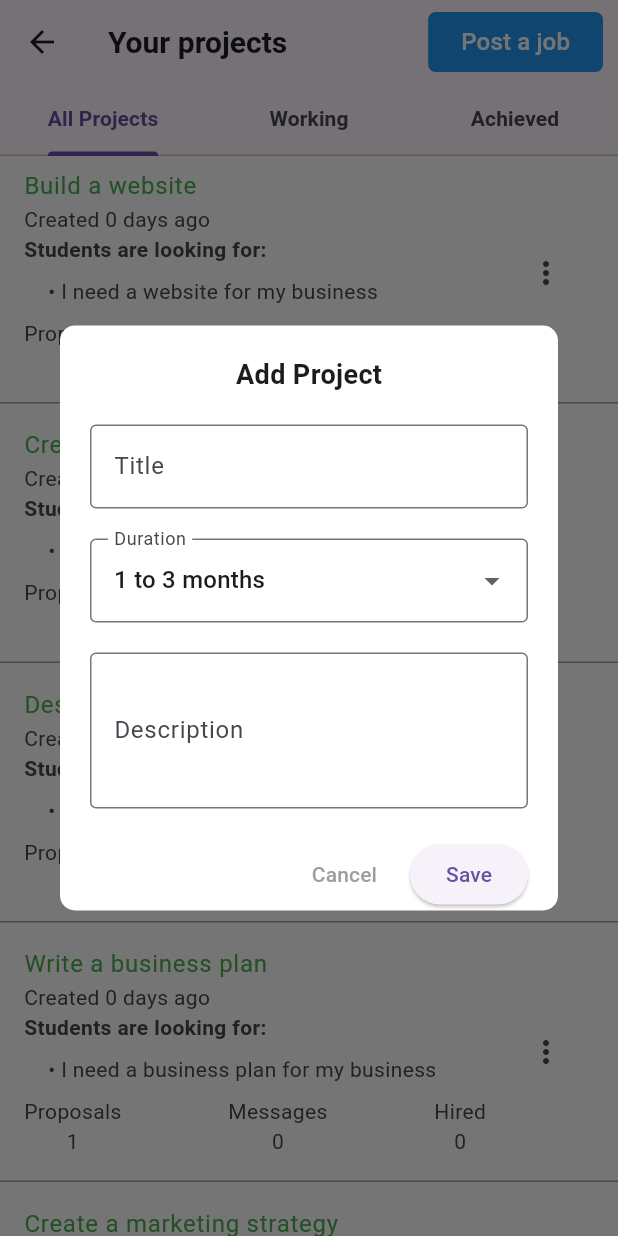
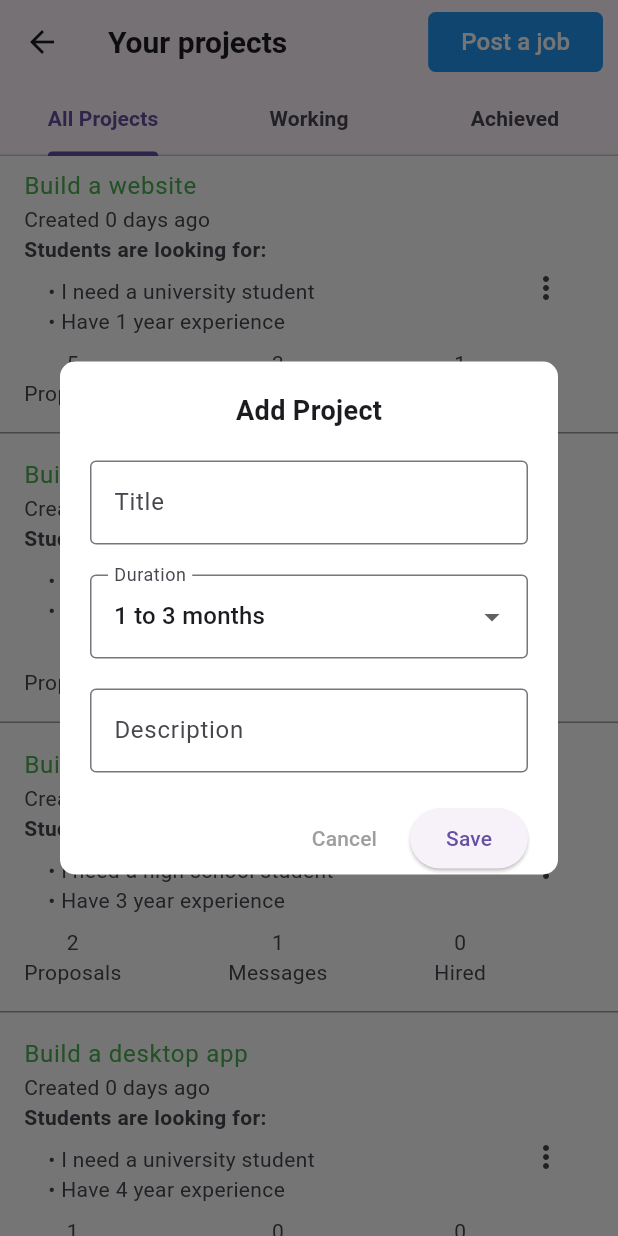
Before and after one commit to TriTran1911/studenthub, a Flutter app: the DashboardPage screen opened directly, after a tap on "Post a job", on a phone screen of 412 x 824 dp. Run offline on Flutter 3.47's test engine with Material 3 defaults, Android fonts, the phone set to English and light mode, and no system bars; our stand-ins replace file_picker; statements that could not run were skipped.

Commit message:
show project

```diff
--- a/lib/components/project.dart
+++ b/lib/components/project.dart
@@ -8,14 +8,14 @@
 }
 
 class Project {
-  late final String title;
-  late final ProjectDuration duration;
-  late final String description;
-  final String status;
-  final DateTime creationDate;
-  final int proposals; // Integer representing the number of proposals
-  final int messages; // Integer representing the number of messages
-  final int hiredCount; // Integer representing the number of times hired
+  String title;
+  ProjectDuration duration;
+  List<String> description;
+  String status;
+  DateTime creationDate;
+  int proposals; // Integer representing the number of proposals
+  int messages; // Integer representing the number of messages
+  int hiredCount; // Integer representing the number of times hired
 
   Project(this.title, this.duration, this.description, this.status,
       this.creationDate,
@@ -24,7 +24,7 @@
   static List<Project> projects = [];
 
   static void addProject(String title, ProjectDuration duration,
-      String description, String status, DateTime creationDate,
+      List<String> description, String status, DateTime creationDate,
       {int proposals = 0, int messages = 0, int hiredCount = 0}) {
     projects.add(Project(title, duration, description, status, creationDate,
         proposals: proposals, messages: messages, hiredCount: hiredCount));
@@ -66,13 +66,11 @@
                     style: TextStyle(fontWeight: FontWeight.bold),
                   ),
                   Padding(
-                    padding: const EdgeInsets.symmetric(
-                        vertical: 8.0), // Add vertical padding
+                    padding: const EdgeInsets.symmetric(vertical: 8.0),
                     child: Column(
                       crossAxisAlignment: CrossAxisAlignment.start,
                       children: projects[index]
                           .description
-                          .split('\n')
                           .map((descriptionItem) => Padding(
                                 padding: const EdgeInsets.only(left: 16.0),
                                 child: Text('• $descriptionItem'),
@@ -85,20 +83,20 @@
                     children: [
                       Column(
                         children: [
+                          Text('${projects[index].proposals}'),
                           Text('Proposals'),
-                          Text('${projects[index].proposals}'),
                         ],
                       ),
                       Column(
                         children: [
+                          Text('${projects[index].messages}'),
                           Text('Messages'),
-                          Text('${projects[index].messages}'),
                         ],
                       ),
                       Column(
                         children: [
+                          Text('${projects[index].hiredCount}'),
                           Text('Hired'),
-                          Text('${projects[index].hiredCount}'),
                         ],
                       ),
                     ],
--- a/lib/main.dart
+++ b/lib/main.dart
@@ -6,12 +6,10 @@
   DateTime now = DateTime.now();
   DateTime projectCreationDate = DateTime(now.year, now.month, now.day);
 
-  Project.addProject('Build a website ', ProjectDuration.oneToThreeMonths, 'I need a website for my business', 'Open', projectCreationDate, proposals: 5, messages: 3, hiredCount: 1);
-  Project.addProject('Create a mobile app', ProjectDuration.threeToSixMonths, 'I need a mobile app for my business', 'Open', projectCreationDate, proposals: 3, messages: 2, hiredCount: 0);
-  Project.addProject('Design a logo', ProjectDuration.oneToThreeMonths, 'I need a logo for my business', 'Open', projectCreationDate, proposals: 2, messages: 1, hiredCount: 0);
-  Project.addProject('Write a business plan', ProjectDuration.threeToSixMonths, 'I need a business plan for my business', 'Open', projectCreationDate, proposals: 1, messages: 0, hiredCount: 0);
-  Project.addProject('Create a marketing strategy', ProjectDuration.oneToThreeMonths, 'I need a marketing strategy for my business', 'Open', projectCreationDate, proposals: 0, messages: 0, hiredCount: 0);
-  Project.addProject('Build a website 1', ProjectDuration.oneToThreeMonths, 'I need a website for my business', 'Open', projectCreationDate, proposals: 5, messages: 3, hiredCount: 1);
+  Project.addProject('Build a website ', ProjectDuration.oneToThreeMonths, ["I need a university student", "Have 1 year experience"], 'Open', projectCreationDate, proposals: 5, messages: 3, hiredCount: 1);
+  Project.addProject('Build a mobile app', ProjectDuration.threeToSixMonths, ["I need a college student", "Have 2 year experience"], 'Open', projectCreationDate, proposals: 3, messages: 2, hiredCount: 0);
+  Project.addProject('Build a web app', ProjectDuration.oneToThreeMonths, ["I need a high school student", "Have 3 year experience"], 'Open', projectCreationDate, proposals: 2, messages: 1, hiredCount: 0);
+  Project.addProject('Build a desktop app', ProjectDuration.threeToSixMonths, ["I need a university student", "Have 4 year experience"], 'Open', projectCreationDate, proposals: 1, messages: 0, hiredCount: 0);
 
   runApp(MyApp());
 }
--- a/lib/screens/HomePage/dashBoard.dart
+++ b/lib/screens/HomePage/dashBoard.dart
@@ -50,9 +50,12 @@
         ),
         body: TabBarView(
           children: [
-            Project.buildProjectsList(Project.projects, _handleProjectTool, _selectProject),
-            Project.buildProjectsList(workingProjects, _handleProjectTool, _selectProject),
-            Project.buildProjectsList(achievedProjects, _handleProjectTool, _selectProject),
+            Project.buildProjectsList(
+                Project.projects, _handleProjectTool, _selectProject),
+            Project.buildProjectsList(
+                workingProjects, _handleProjectTool, _selectProject),
+            Project.buildProjectsList(
+                achievedProjects, _handleProjectTool, _selectProject),
           ],
         ),
       ),
@@ -63,7 +66,7 @@
     return Container(
       margin: EdgeInsets.symmetric(horizontal: 10.0),
       child: TextButton(
-        onPressed: _addProject,
+        onPressed: () => _addProject(context),
         style: ButtonStyle(
           backgroundColor: MaterialStateProperty.all<Color>(Colors.blue),
           shape: MaterialStateProperty.all<RoundedRectangleBorder>(
@@ -110,12 +113,14 @@
     setState(() {});
   }
 
-  void _addProject() {
+  void _addProject(BuildContext context) {
     TextEditingController titleController = TextEditingController();
     ProjectDuration selectedDuration = ProjectDuration.oneToThreeMonths;
-    TextEditingController descriptionController = TextEditingController();
+    TextEditingController descriptionController =
+        TextEditingController(text: "");
 
     _showAddProjectDialog(
+      context: context,
       titleController: titleController,
       selectedDuration: selectedDuration,
       descriptionController: descriptionController,
@@ -124,7 +129,7 @@
           Project.addProject(
             title,
             duration,
-            description,
+            [description], // Wrap the single description in a list
             'Working',
             DateTime.now(),
           );
@@ -138,7 +143,7 @@
         TextEditingController(text: project.title);
     ProjectDuration selectedDuration = project.duration;
     TextEditingController descriptionController =
-        TextEditingController(text: project.description);
+        TextEditingController(text: project.description.join('\n'));
 
     showDialog(
       context: context,
@@ -162,8 +167,13 @@
                 SizedBox(height: 20.0),
                 buildTextField(descriptionController, 'Description'),
                 SizedBox(height: 20.0),
-                buildActionButtons(project, titleController, selectedDuration,
-                    descriptionController),
+                buildActionButtons(
+                  context,
+                  project,
+                  titleController,
+                  selectedDuration,
+                  descriptionController,
+                ),
               ],
             ),
           ),
@@ -201,6 +211,7 @@
   }
 
   void _showAddProjectDialog({
+    required BuildContext context,
     required TextEditingController titleController,
     required ProjectDuration selectedDuration,
     required TextEditingController descriptionController,
@@ -245,9 +256,7 @@
                     value: selectedDuration,
                     onChanged: (ProjectDuration? newValue) {
                       if (newValue != null) {
-                        setState(() {
-                          selectedDuration = newValue;
-                        });
+                        selectedDuration = newValue;
                       }
                     },
                     items:
@@ -272,7 +281,7 @@
                   padding: const EdgeInsets.symmetric(horizontal: 20.0),
                   child: TextFormField(
                     controller: descriptionController,
-                    maxLines: 3,
+                    maxLines: null, // Allow for multiple lines
                     decoration: InputDecoration(
                       labelText: 'Description',
                       border: OutlineInputBorder(),
@@ -378,10 +387,12 @@
   }
 
   Widget buildActionButtons(
-      Project project,
-      TextEditingController titleController,
-      ProjectDuration selectedDuration,
-      TextEditingController descriptionController) {
+    BuildContext context,
+    Project project,
+    TextEditingController titleController,
+    ProjectDuration selectedDuration,
+    TextEditingController descriptionController,
+  ) {
     return Row(
       mainAxisAlignment: MainAxisAlignment.end,
       children: <Widget>[
@@ -398,7 +409,8 @@
         ElevatedButton(
           onPressed: () {
             String newTitle = titleController.text;
-            String newDescription = descriptionController.text;
+            List<String> newDescription = descriptionController.text.split(
+                '\n'); // Split the multiline description into a list of lines
 
             setState(() {
               project.title = newTitle;
```
